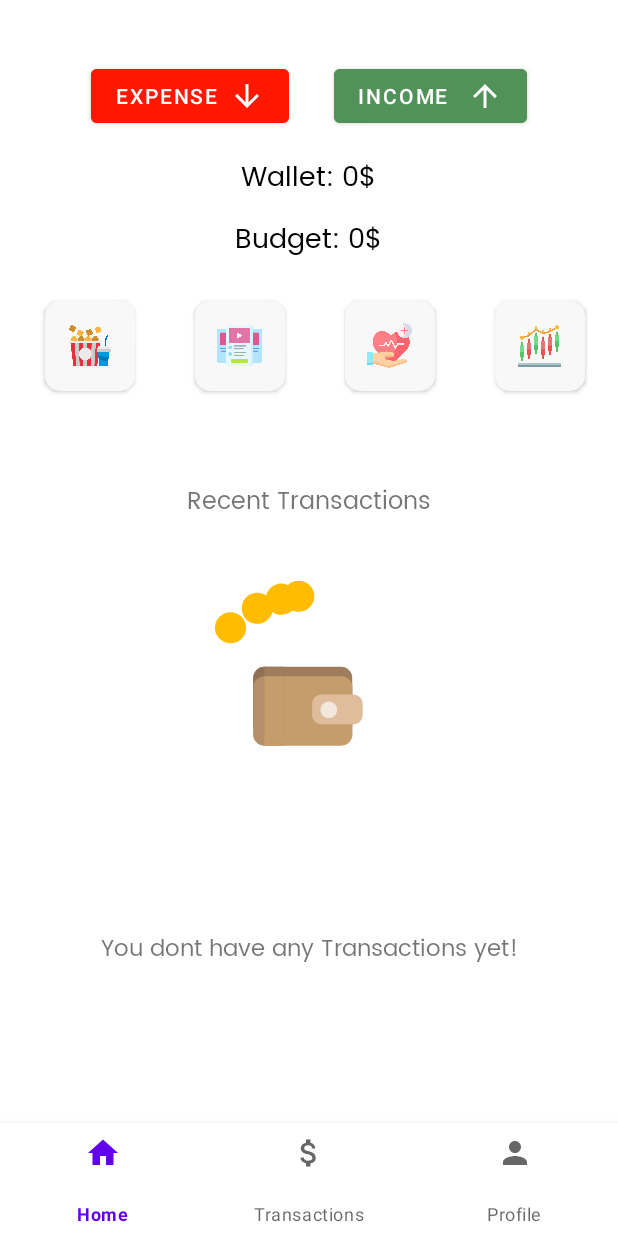
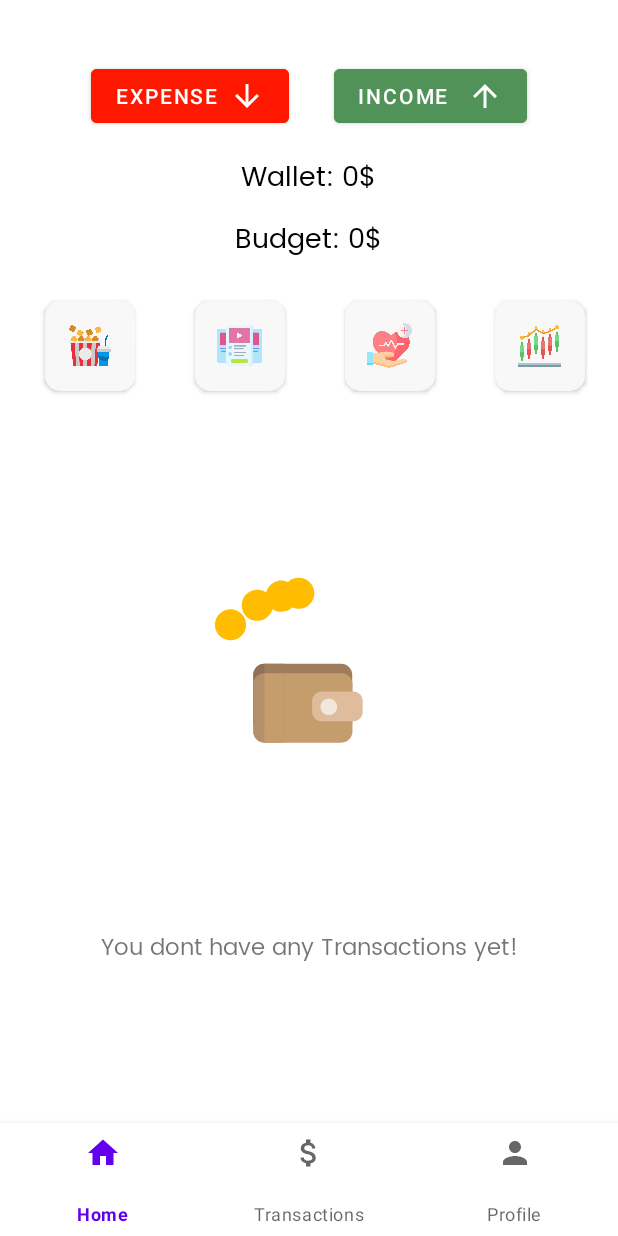
Before and after one commit to ETS-Android4/expensify, an Android app: the screen it shows after launch once a user with an empty profile is signed in (userDashboard), on a phone screen of 412 x 824 dp. Run offline under Robolectric (Android 15) with nearby library versions, the phone set to English and light mode, and no system bars; our stand-ins replace Firebase (no records; nobody signed in at launch, a user with empty details on screens opened directly).

Commit message:
bugs fixed

```diff
--- a/app/src/main/java/com/example/expensify/adapter/currencyAdapter.java
+++ b/app/src/main/java/com/example/expensify/adapter/currencyAdapter.java
@@ -98,7 +98,11 @@ public class currencyAdapter extends AppCompatActivity {
             @Override
             public void onDataChange(@NonNull DataSnapshot dataSnapshot) {
                 currency = dataSnapshot.getValue(String.class);
-                currentCurrency.setText("Your current Selection: " + currency);
+                if (currency == null) {
+                    currentCurrency.setText("Your current Selection: $");
+                } else {
+                    currentCurrency.setText("Your current Selection: " + currency);
+                }
             }
 
             @Override
--- a/app/src/main/java/com/example/expensify/ui/homeFragment.java
+++ b/app/src/main/java/com/example/expensify/ui/homeFragment.java
@@ -673,6 +673,7 @@ public class homeFragment extends Fragment {
         database = FirebaseDatabase.getInstance();
         homeRef = database.getReference("Users").child(Objects.requireNonNull(FirebaseAuth.getInstance().getCurrentUser()).getUid()).child("Transactions");
         homeRef.addValueEventListener(new ValueEventListener() {
+            @SuppressLint("SetTextI18n")
             @Override
             public void onDataChange(@NonNull DataSnapshot snapshot) {
                 for (DataSnapshot d : snapshot.getChildren()) {
@@ -835,7 +836,7 @@ public class homeFragment extends Fragment {
         bottomSheetDialog.setCanceledOnTouchOutside(true);
         bottomSheetDialog.show();
         budgetExdAvatar = bottomSheetDialog.findViewById(R.id.budgetExdImg);
-        setImageResource(budgetExdAvatar, R.drawable.image11, R.drawable.image12, R.drawable.image13, R.drawable.image14, R.drawable.image15, R.drawable.image16);
+        setImageResource(budgetExdAvatar, R.drawable.image12, R.drawable.image15, R.drawable.image11, R.drawable.image16, R.drawable.image13, R.drawable.image14);
     }
 
     public void setImageResource(ImageView imageView, int imgRsc1, int imgRsc2, int imgRsc3, int imgRsc4, int imgRsc5, int imgRsc6) {
--- a/app/src/main/res/layout/fragment_home.xml
+++ b/app/src/main/res/layout/fragment_home.xml
@@ -480,7 +480,7 @@
         android:layout_height="wrap_content"
         android:layout_marginTop="15dp"
         android:fontFamily="@font/poppins"
-        android:text="Recent Transactions"
+        android:text=""
         android:textAlignment="center"
         android:textSize="16sp" />
 
```
